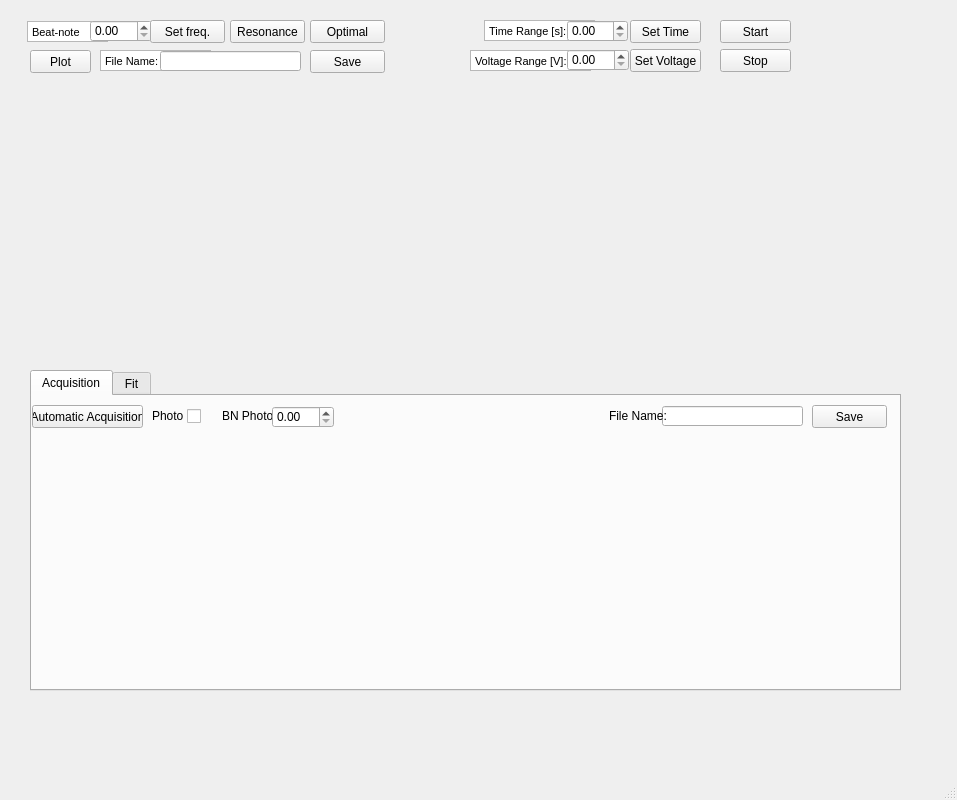
Old version of the form MOT_detuning_oscilloscope/plot_ui.ui in the repository Leonardo-Razzai/automatic_measures.
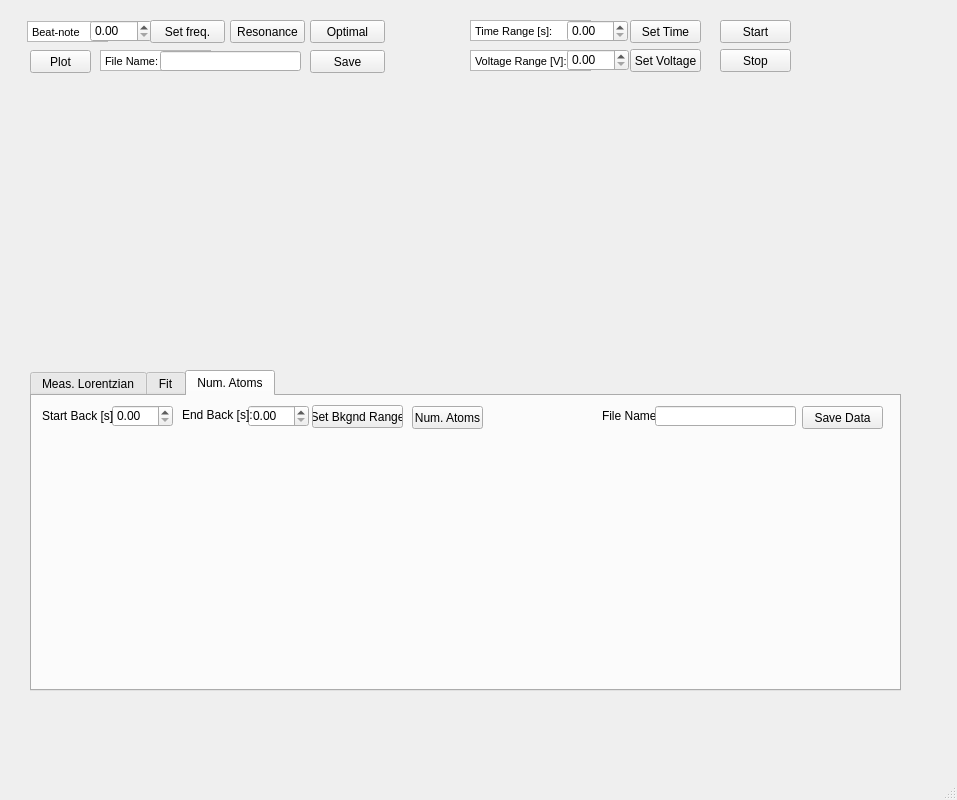
New version of the form.

```diff
--- a/MOT_detuning_oscilloscope/plot_ui.ui
+++ b/MOT_detuning_oscilloscope/plot_ui.ui
@@ -104,9 +104,9 @@
    <widget class="QTextBrowser" name="textBrowser_2">
     <property name="geometry">
      <rect>
-      <x>484</x>
+      <x>470</x>
       <y>20</y>
-      <width>111</width>
+      <width>121</width>
       <height>21</height>
      </rect>
     </property>
@@ -260,11 +260,11 @@
      </rect>
     </property>
     <property name="currentIndex">
-     <number>0</number>
+     <number>2</number>
     </property>
     <widget class="QWidget" name="tab">
      <attribute name="title">
-      <string>Acquisition</string>
+      <string>Meas. Lorentzian</string>
      </attribute>
      <widget class="QWidget" name="verticalLayoutWidget_2">
       <property name="geometry">
@@ -333,7 +333,7 @@
       <property name="geometry">
        <rect>
         <x>155</x>
-        <y>12</y>
+        <y>13</y>
         <width>16</width>
         <height>17</height>
        </rect>
@@ -358,8 +358,8 @@
      <widget class="QLabel" name="label_6">
       <property name="geometry">
        <rect>
-        <x>190</x>
-        <y>10</y>
+        <x>180</x>
+        <y>11</y>
         <width>51</width>
         <height>20</height>
        </rect>
@@ -371,7 +371,7 @@
      <widget class="QDoubleSpinBox" name="freq_photo_box">
       <property name="geometry">
        <rect>
-        <x>240</x>
+        <x>230</x>
         <y>10</y>
         <width>62</width>
         <height>22</height>
@@ -503,6 +503,130 @@
       </property>
      </widget>
     </widget>
+    <widget class="QWidget" name="tab_7">
+     <attribute name="title">
+      <string>Num. Atoms</string>
+     </attribute>
+     <widget class="QLabel" name="label_19">
+      <property name="geometry">
+       <rect>
+        <x>570</x>
+        <y>10</y>
+        <width>61</width>
+        <height>20</height>
+       </rect>
+      </property>
+      <property name="text">
+       <string>File Name:</string>
+      </property>
+     </widget>
+     <widget class="QWidget" name="verticalLayoutWidget_8">
+      <property name="geometry">
+       <rect>
+        <x>0</x>
+        <y>40</y>
+        <width>861</width>
+        <height>251</height>
+       </rect>
+      </property>
+      <layout class="QVBoxLayout" name="plot_num_atoms"/>
+     </widget>
+     <widget class="QLineEdit" name="file_name_num_atoms_input">
+      <property name="geometry">
+       <rect>
+        <x>623</x>
+        <y>10</y>
+        <width>141</width>
+        <height>20</height>
+       </rect>
+      </property>
+     </widget>
+     <widget class="QPushButton" name="num_atoms_button">
+      <property name="geometry">
+       <rect>
+        <x>380</x>
+        <y>10</y>
+        <width>71</width>
+        <height>23</height>
+       </rect>
+      </property>
+      <property name="text">
+       <string>Num. Atoms</string>
+      </property>
+     </widget>
+     <widget class="QPushButton" name="save_data_num_atoms_button">
+      <property name="geometry">
+       <rect>
+        <x>770</x>
+        <y>10</y>
+        <width>81</width>
+        <height>23</height>
+       </rect>
+      </property>
+      <property name="text">
+       <string>Save Data</string>
+      </property>
+     </widget>
+     <widget class="QDoubleSpinBox" name="end_time_back_box">
+      <property name="geometry">
+       <rect>
+        <x>216</x>
+        <y>9</y>
+        <width>61</width>
+        <height>22</height>
+       </rect>
+      </property>
+     </widget>
+     <widget class="QDoubleSpinBox" name="start_time_back_box">
+      <property name="geometry">
+       <rect>
+        <x>80</x>
+        <y>9</y>
+        <width>61</width>
+        <height>22</height>
+       </rect>
+      </property>
+     </widget>
+     <widget class="QLabel" name="label_27">
+      <property name="geometry">
+       <rect>
+        <x>150</x>
+        <y>9</y>
+        <width>71</width>
+        <height>20</height>
+       </rect>
+      </property>
+      <property name="text">
+       <string>End Back [s]:</string>
+      </property>
+     </widget>
+     <widget class="QPushButton" name="set_back_time_button">
+      <property name="geometry">
+       <rect>
+        <x>280</x>
+        <y>9</y>
+        <width>91</width>
+        <height>23</height>
+       </rect>
+      </property>
+      <property name="text">
+       <string>Set Bkgnd Range</string>
+      </property>
+     </widget>
+     <widget class="QLabel" name="label_28">
+      <property name="geometry">
+       <rect>
+        <x>10</x>
+        <y>10</y>
+        <width>71</width>
+        <height>20</height>
+       </rect>
+      </property>
+      <property name="text">
+       <string>Start Back [s]:</string>
+      </property>
+     </widget>
+    </widget>
    </widget>
    <zorder>textBrowser_7</zorder>
    <zorder>textBrowser_3</zorder>
```
Left out of the diff: 6 changed lines with no effect on the pictures.
